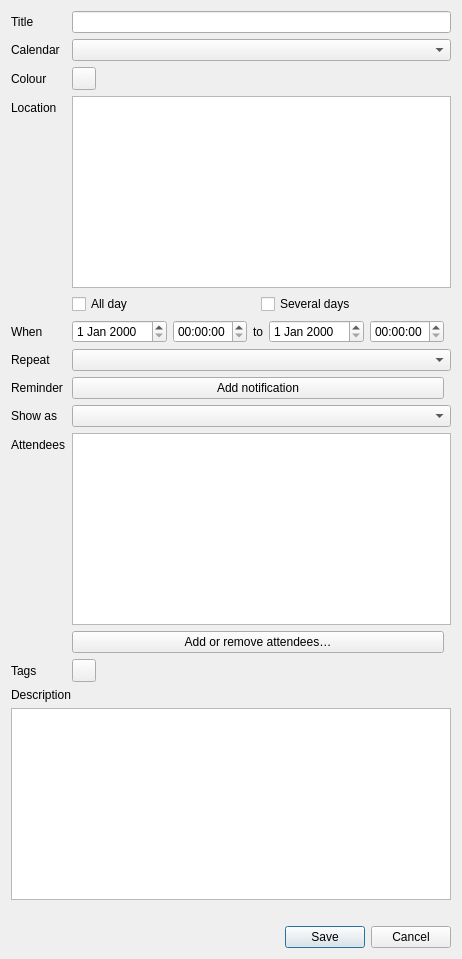
First picture: the form in src/chrono_mail/ui/forms/event_editor.ui, repository rob-vandenberg/chrono-mail, before the edit.
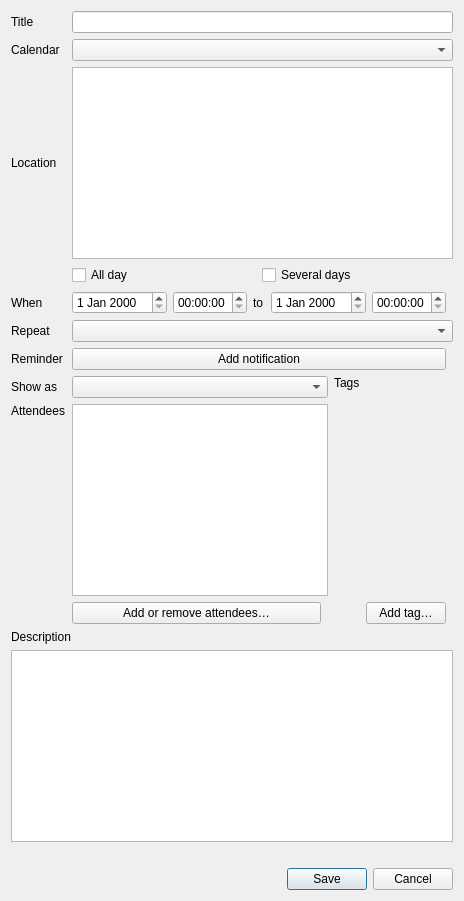
Second picture: the form after the edit.

Commit message: Tags give appointments their colour, a radio button in the appointment window chooses the colour tag, tag icons on appointments and in the hover popup, existing colours became tags

```diff
--- a/src/chrono_mail/ui/forms/event_editor.ui
+++ b/src/chrono_mail/ui/forms/event_editor.ui
@@ -4,7 +4,7 @@
  <widget class="QWidget" name="EventEditor">
   <layout class="QVBoxLayout" name="layout">
    <item>
-    <layout class="QFormLayout" name="fields">
+    <layout class="QGridLayout" name="fields">
      <item row="0" column="0">
       <widget class="QLabel" name="summaryLabel">
        <property name="text">
@@ -15,7 +15,7 @@
        </property>
       </widget>
      </item>
-     <item row="0" column="1">
+     <item row="0" column="1" colspan="3">
       <widget class="QLineEdit" name="summary" />
      </item>
      <item row="1" column="0">
@@ -28,23 +28,10 @@
        </property>
       </widget>
      </item>
-     <item row="1" column="1">
+     <item row="1" column="1" colspan="3">
       <widget class="QComboBox" name="calendar" />
      </item>
      <item row="2" column="0">
-      <widget class="QLabel" name="colourLabel">
-       <property name="text">
-        <string>Colour</string>
-       </property>
-       <property name="buddy">
-        <cstring>colour</cstring>
-       </property>
-      </widget>
-     </item>
-     <item row="2" column="1">
-      <widget class="QToolButton" name="colour" />
-     </item>
-     <item row="3" column="0">
       <widget class="QLabel" name="locationLabel">
        <property name="text">
         <string>Location</string>
@@ -54,10 +41,10 @@
        </property>
       </widget>
      </item>
-     <item row="3" column="1">
+     <item row="2" column="1" colspan="3">
       <widget class="QPlainTextEdit" name="location" />
      </item>
-     <item row="4" column="1">
+     <item row="3" column="1" colspan="3">
       <layout class="QHBoxLayout" name="dayTicks">
        <item>
         <widget class="QCheckBox" name="allDay">
@@ -82,7 +69,7 @@
        </item>
       </layout>
      </item>
-     <item row="5" column="0">
+     <item row="4" column="0">
       <widget class="QLabel" name="whenLabel">
        <property name="text">
         <string>When</string>
@@ -92,7 +79,7 @@
        </property>
       </widget>
      </item>
-     <item row="5" column="1">
+     <item row="4" column="1" colspan="3">
       <layout class="QHBoxLayout" name="when">
        <item>
         <widget class="QDateEdit" name="startDate" />
@@ -122,7 +109,7 @@
        </item>
       </layout>
      </item>
-     <item row="6" column="0">
+     <item row="5" column="0">
       <widget class="QLabel" name="repeatLabel">
        <property name="text">
         <string>Repeat</string>
@@ -132,10 +119,10 @@
        </property>
       </widget>
      </item>
-     <item row="6" column="1">
+     <item row="5" column="1" colspan="3">
       <widget class="QComboBox" name="repeat" />
      </item>
-     <item row="7" column="0">
+     <item row="6" column="0">
       <widget class="QLabel" name="reminderLabel">
        <property name="text">
         <string>Reminder</string>
@@ -145,7 +132,7 @@
        </property>
       </widget>
      </item>
-     <item row="7" column="1">
+     <item row="6" column="1" colspan="3">
       <layout class="QVBoxLayout" name="reminderPart">
        <item>
         <layout class="QVBoxLayout" name="reminderRows" />
@@ -170,7 +157,7 @@
        </item>
       </layout>
      </item>
-     <item row="8" column="0">
+     <item row="7" column="0">
       <widget class="QLabel" name="busyLabel">
        <property name="text">
         <string>Show as</string>
@@ -180,10 +167,10 @@
        </property>
       </widget>
      </item>
-     <item row="8" column="1">
+     <item row="7" column="1">
       <widget class="QComboBox" name="busy" />
      </item>
-     <item row="9" column="0">
+     <item row="8" column="0" alignment="Qt::AlignTop">
       <widget class="QLabel" name="attendeesLabel">
        <property name="text">
         <string>Attendees</string>
@@ -193,12 +180,10 @@
        </property>
       </widget>
      </item>
-     <item row="9" column="1">
-      <layout class="QVBoxLayout" name="attendeesPart">
-       <item>
+     <item row="8" column="1">
         <widget class="QListWidget" name="attendees" />
        </item>
-       <item>
+     <item row="9" column="1">
         <layout class="QHBoxLayout" name="attendeesButtons">
          <item>
           <widget class="QPushButton" name="attendeesButton">
@@ -216,9 +201,7 @@
          </item>
         </layout>
        </item>
-      </layout>
-     </item>
-     <item row="10" column="0">
+     <item row="7" column="2" rowspan="1" alignment="Qt::AlignTop">
       <widget class="QLabel" name="tagsLabel">
        <property name="text">
         <string>Tags</string>
@@ -228,8 +211,26 @@
        </property>
       </widget>
      </item>
-     <item row="10" column="1">
-      <widget class="QToolButton" name="tags" />
+     <item row="7" column="3" rowspan="2">
+      <widget class="QWidget" name="tagBox" />
+     </item>
+     <item row="9" column="3">
+      <layout class="QHBoxLayout" name="tagsButtons">
+       <item>
+        <widget class="QPushButton" name="addTag">
+         <property name="text">
+          <string>Add tag…</string>
+         </property>
+        </widget>
+       </item>
+       <item>
+        <spacer name="tagsRest">
+         <property name="orientation">
+          <enum>Qt::Horizontal</enum>
+         </property>
+        </spacer>
+       </item>
+      </layout>
      </item>
     </layout>
    </item>
```
Left out of the diff: 4 changed lines with no effect on the pictures. Lines whose indentation alone changed are shown as unchanged. The commit also changes 31 other files.
